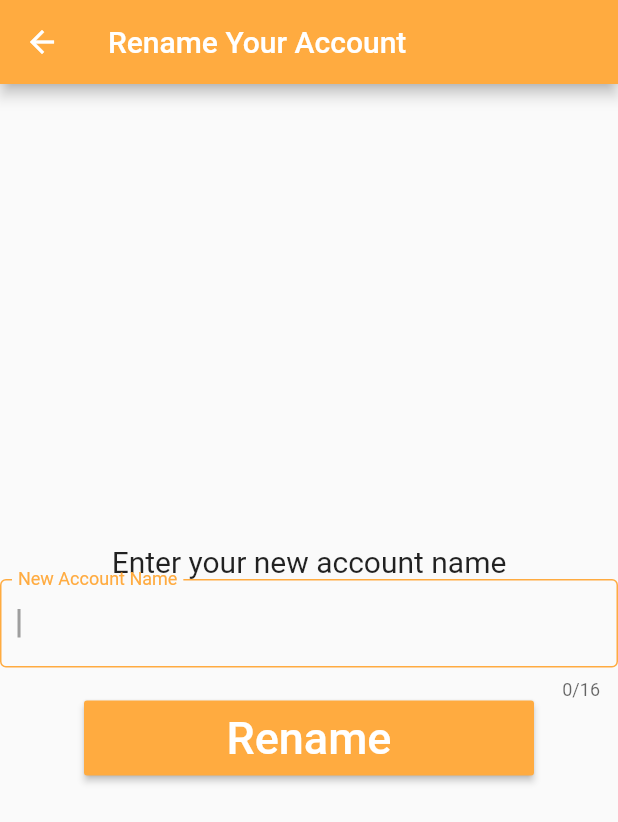
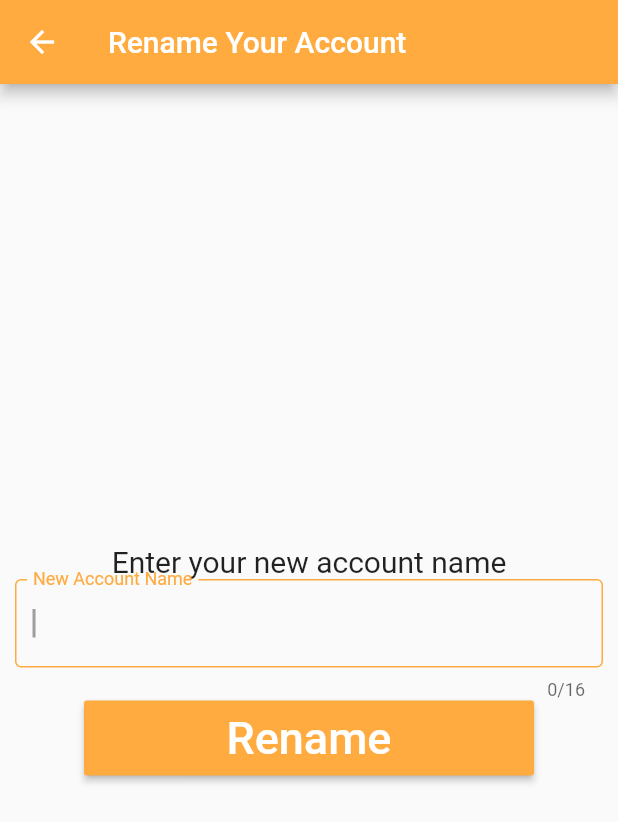
Before and after one commit to doda-m/barista_app, a Flutter app: the SettingAccountPage screen opened by its route, after a tap on "Rename", on a phone screen of 412 x 824 dp. Shown: the top 822 px of the screen. Run offline on Flutter 3.47's test engine with Material 2 defaults, Android fonts, the phone set to English and light mode, and no system bars; our stand-ins replace firebase_auth, shared_preferences; accounts and stored records are empty.

```diff
--- a/lib/pages/member.dart
+++ b/lib/pages/member.dart
@@ -60,7 +60,6 @@ class _MemberState extends State<MemberPage> with RouteAware {
         onTap: (index) {
           switch(index) {
             case 0: {
-//              Navigator.of(context).pushReplacementNamed('/member');
               break;
             }
             case 1: {
--- a/lib/pages/renameAccount.dart
+++ b/lib/pages/renameAccount.dart
@@ -34,7 +34,9 @@ class RenameAccountPage extends StatelessWidget {
                     fontSize: 20,
                   ),
                 ),
-                TextFormField(
+                Container(
+                  width: MediaQuery.of(context).size.width - 20,
+                  child: TextFormField(
                     cursorColor: Colors.grey,
                     autofocus: true,
                     decoration: InputDecoration(
@@ -52,6 +54,7 @@ class RenameAccountPage extends StatelessWidget {
                     maxLengthEnforced: false,
                     maxLines: 1,
                     onChanged: (value) => _newName = value,
+                  ),
                 ),
                 SizedBox(
                   width: 300.0,
--- a/lib/pages/settingAccount.dart
+++ b/lib/pages/settingAccount.dart
@@ -10,7 +10,7 @@ class SettingAccountPage extends StatelessWidget with RouteAware{
   Widget build(BuildContext context) {
     return Scaffold(
       appBar: AppBar(
-        title: Text('Setting Account'),
+        title: Text('Account Setting'),
         backgroundColor: Colors.orangeAccent,
       ),
       body: Center(
```
Also changed, not shown: lib/background/ctlAccount.dart (+8 -0 lines), lib/background/ctlFirebase.dart (+15 -15 lines), 2 other files. Lines whose indentation alone changed are shown as unchanged.
